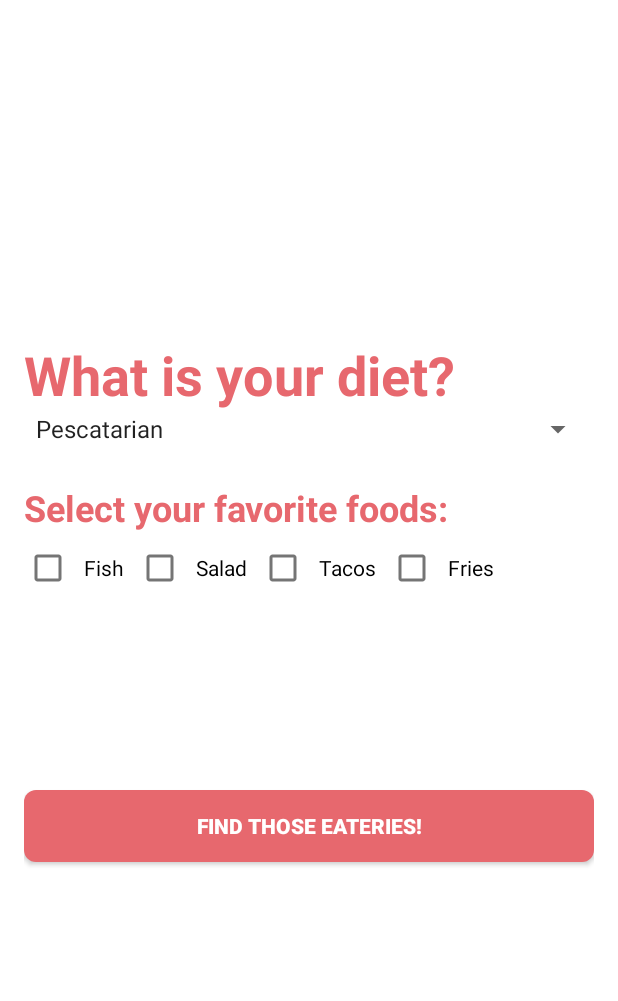
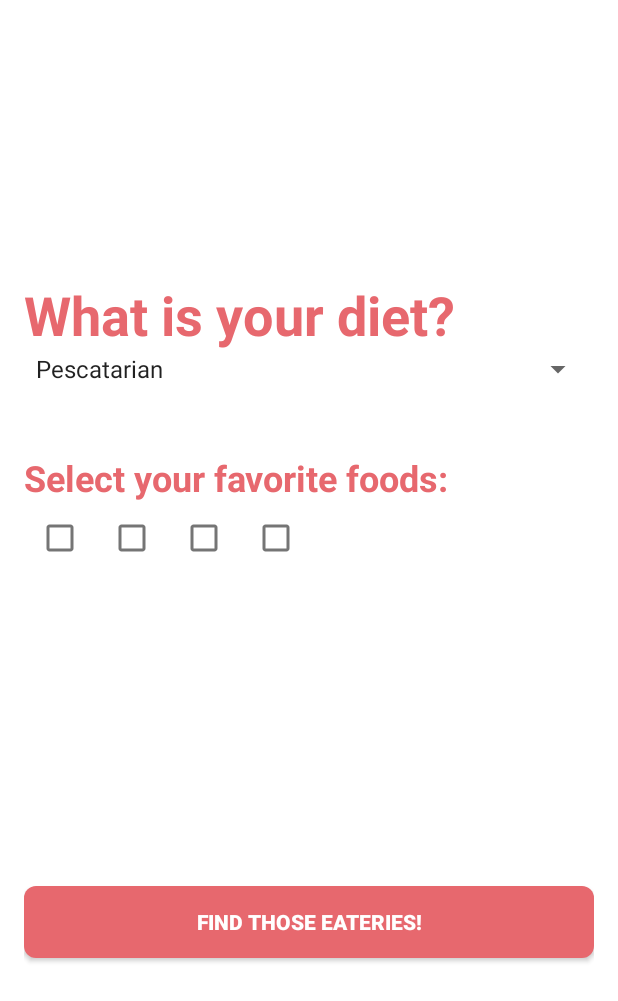
Before and after one commit to galfudim/edible-eats, an Android app: the layout activity_user_preference.xml on its own in the app's theme, with its tools: preview values and no code run, on a phone screen of 412 x 824 dp. Shown: the top 1001 px of the screen. Run offline under Robolectric (Android 15) with nearby library versions, the phone set to English and light mode, and no system bars.

Commit message:
Modified UserPreference to clear selections and implemented dynamic checkboxes. Fixed Action bar

```diff
--- a/app/src/main/java/courses/projects/edible_eats/HomeActivity.kt
+++ b/app/src/main/java/courses/projects/edible_eats/HomeActivity.kt
@@ -1,5 +1,4 @@
 package courses.projects.edible_eats
-
 
 import android.content.Intent
 import android.os.Bundle
--- a/app/src/main/res/layout/activity_sign_in.xml
+++ b/app/src/main/res/layout/activity_sign_in.xml
@@ -7,7 +7,6 @@
     android:orientation="vertical"
     android:padding="16dp"
     tools:context=".SignInActivity">
-
 
     <TextView
         android:layout_width="wrap_content"
--- a/app/src/main/res/layout/activity_user_preference.xml
+++ b/app/src/main/res/layout/activity_user_preference.xml
@@ -1,6 +1,5 @@
 <?xml version="1.0" encoding="utf-8"?>
 <LinearLayout xmlns:android="http://schemas.android.com/apk/res/android"
-    xmlns:app="http://schemas.android.com/apk/res-auto"
     xmlns:tools="http://schemas.android.com/tools"
     android:layout_width="match_parent"
     android:layout_height="match_parent"
@@ -18,9 +17,10 @@
         android:textStyle="bold" />
 
     <Spinner
+        android:id="@+id/diet_dropdown"
         android:layout_width="match_parent"
         android:layout_height="wrap_content"
-        android:layout_marginBottom="24dp"
+        android:layout_marginBottom="44dp"
         android:entries="@array/diets_array" />
 
     <TextView
@@ -33,49 +33,45 @@
 
     <LinearLayout
         android:layout_width="match_parent"
-        android:id="@+id/pescatarianoptions"
+        android:id="@+id/food_options"
         android:layout_height="64dp"
-        android:layout_marginBottom="108dp"
+        android:layout_marginBottom="128dp"
         android:orientation="horizontal">
 
         <CheckBox
-            android:id="@+id/fish"
+            android:id="@+id/option1"
             android:layout_width="wrap_content"
             android:layout_height="wrap_content"
-            android:padding="8dp"
-            android:text="Fish"/>
+            android:padding="8dp"/>
 
         <CheckBox
-            android:id="@+id/salad"
+            android:id="@+id/option2"
             android:layout_width="wrap_content"
             android:layout_height="wrap_content"
-            android:padding="8dp"
-            android:text="Salad"/>
+            android:padding="8dp"/>
 
         <CheckBox
-            android:id="@+id/tacos"
+            android:id="@+id/option3"
             android:layout_width="wrap_content"
             android:layout_height="wrap_content"
-            android:padding="8dp"
-            android:text="Tacos"/>
+            android:padding="8dp"/>
 
         <CheckBox
-            android:id="@+id/fries"
+            android:id="@+id/option4"
             android:layout_width="wrap_content"
             android:layout_height="wrap_content"
-            android:padding="8dp"
-            android:text="Fries"/>
+            android:padding="8dp"/>
     </LinearLayout>
 
     <androidx.appcompat.widget.AppCompatButton
         android:id="@+id/search"
         android:layout_width="match_parent"
         android:layout_height="wrap_content"
+        android:layout_marginTop="64dp"
         android:background="@drawable/custom_btn"
+        android:text="Find those Eateries!"
         android:textColor="@color/white"
-        android:layout_marginBottom="24dp"
-        android:text="Find those Eateries!"
-        android:textStyle="bold"/>
+        android:textStyle="bold" />
 
 
 </LinearLayout>
--- a/app/src/main/res/menu/menu_main.xml
+++ b/app/src/main/res/menu/menu_main.xml
@@ -1,5 +1,5 @@
+<?xml version="1.0" encoding="utf-8"?>
 <menu xmlns:android="http://schemas.android.com/apk/res/android"
-    xmlns:app="http://schemas.android.com/apk/res-auto"
     xmlns:tools="http://schemas.android.com/tools"
     tools:context="courses.projects.edible_eats.UserPreferenceActivity">
 
```
Also changed, not shown: app/src/main/AndroidManifest.xml (+9 -6 lines), app/src/main/java/courses/projects/edible_eats/UserPreferenceActivity.kt (+75 -12 lines), app/src/main/res/navigation/nav_graph.xml (deleted, +0 -28 lines), app/src/main/res/values/strings.xml (+2 -14 lines).
